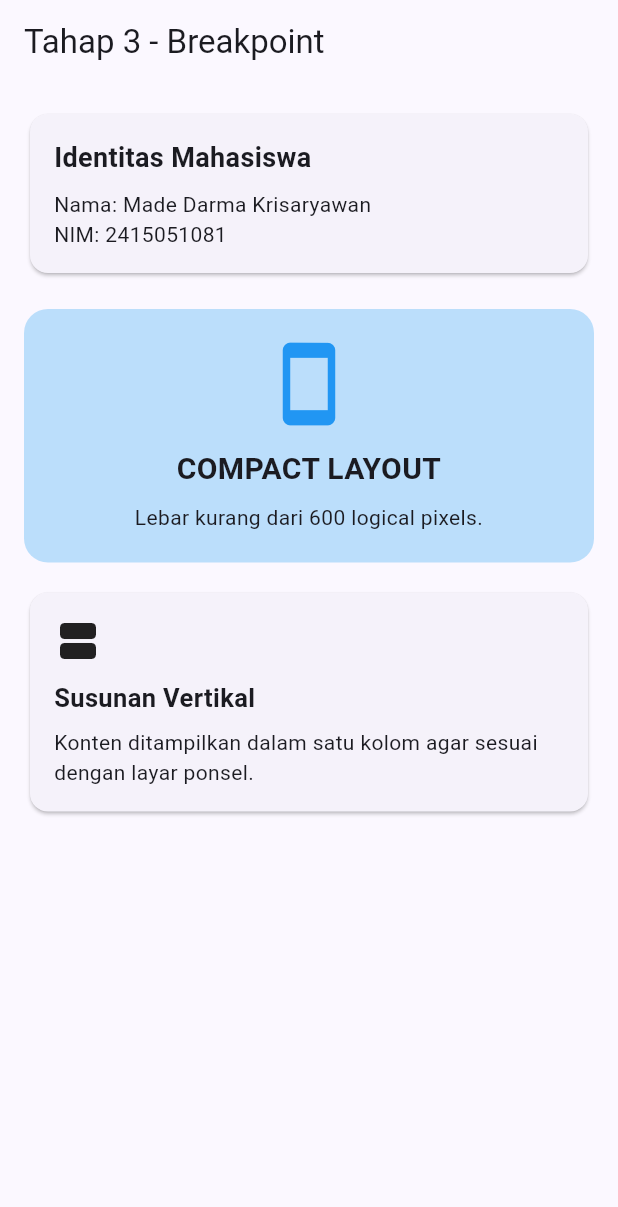
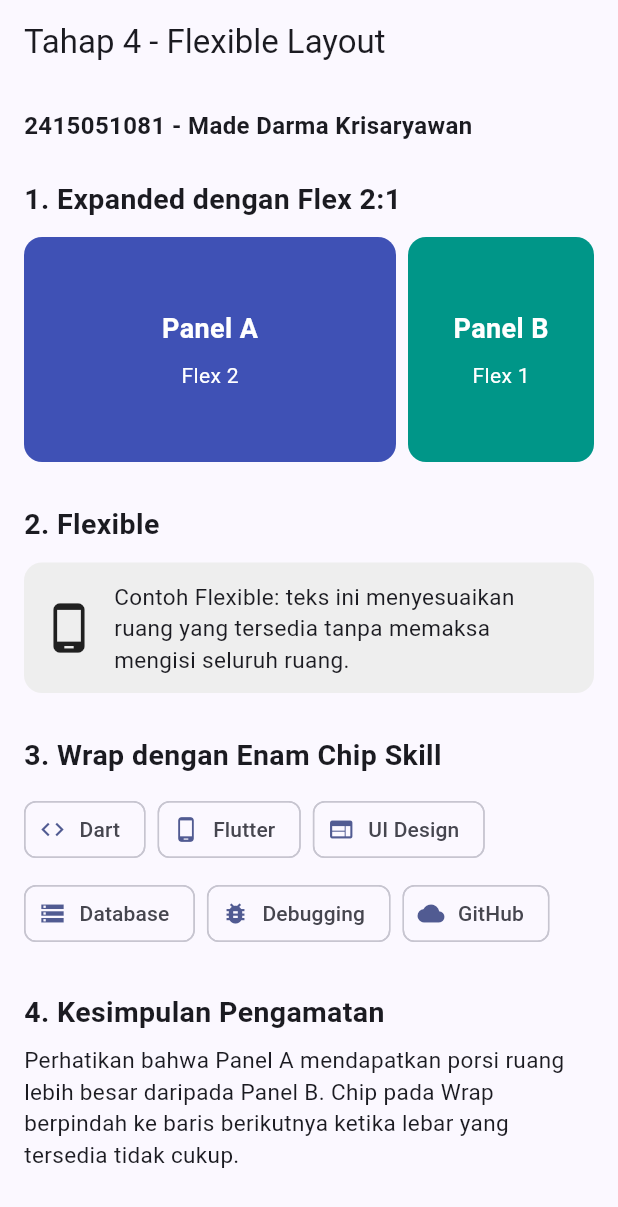
Before and after one commit to darmakrisaryawan-sys/flutter_ui_fundamentals, a Flutter app: the screen it shows after launch, on a phone screen of 412 x 824 dp. Shown: the top 1207 px of the screen. Run offline on Flutter 3.47's test engine with Material 3 defaults, Android fonts, the phone set to English and light mode, and no system bars.

Commit message:
Praktikum tahap 4: Expanded Flexible dan Wrap

```diff
--- a/lib/main.dart
+++ b/lib/main.dart
@@ -14,296 +14,151 @@ class MyApp extends StatelessWidget {
   Widget build(BuildContext context) {
     return MaterialApp(
       debugShowCheckedModeBanner: false,
-      title: 'LayoutBuilder - Tahap 3',
+      title: 'Tahap 4 - Flexible Layout',
       theme: ThemeData(
         colorScheme: ColorScheme.fromSeed(seedColor: Colors.indigo),
         useMaterial3: true,
       ),
-      home: const BreakpointPage(),
+      home: const FlexibleLayoutPage(),
     );
   }
 }
 
-class BreakpointPage extends StatelessWidget {
-  const BreakpointPage({super.key});
+class FlexibleLayoutPage extends StatelessWidget {
+  const FlexibleLayoutPage({super.key});
 
   @override
   Widget build(BuildContext context) {
     return Scaffold(
-      appBar: AppBar(title: const Text('Tahap 3 - Breakpoint')),
-      body: LayoutBuilder(
-        builder: (context, constraints) {
-          final width = constraints.maxWidth;
+      appBar: AppBar(title: const Text('Tahap 4 - Flexible Layout')),
+      body: SingleChildScrollView(
+        padding: const EdgeInsets.all(16),
+        child: Column(
+          crossAxisAlignment: CrossAxisAlignment.stretch,
+          children: [
+            const Text(
+              '$studentId - $studentName',
+              style: TextStyle(fontSize: 16, fontWeight: FontWeight.bold),
+            ),
+            const SizedBox(height: 24),
 
-          if (width < 600) {
-            return const CompactLayout();
-          } else if (width < 840) {
-            return const MediumLayout();
-          } else {
-            return const ExpandedLayout();
-          }
-        },
+            const Text(
+              '1. Expanded dengan Flex 2:1',
+              style: TextStyle(fontSize: 19, fontWeight: FontWeight.bold),
+            ),
+            const SizedBox(height: 12),
+
+            SizedBox(
+              height: 150,
+              child: Row(
+                children: [
+                  Expanded(
+                    flex: 2,
+                    child: buildPanel('Panel A', 'Flex 2', Colors.indigo),
+                  ),
+                  const SizedBox(width: 8),
+                  Expanded(
+                    flex: 1,
+                    child: buildPanel('Panel B', 'Flex 1', Colors.teal),
+                  ),
+                ],
+              ),
+            ),
+
+            const SizedBox(height: 28),
+
+            const Text(
+              '2. Flexible',
+              style: TextStyle(fontSize: 19, fontWeight: FontWeight.bold),
+            ),
+            const SizedBox(height: 12),
+
+            Container(
+              padding: const EdgeInsets.all(12),
+              decoration: BoxDecoration(
+                color: Colors.grey.shade200,
+                borderRadius: BorderRadius.circular(12),
+              ),
+              child: Row(
+                children: [
+                  const Icon(Icons.phone_android, size: 36),
+                  const SizedBox(width: 12),
+                  Flexible(
+                    child: Text(
+                      'Contoh Flexible: teks ini menyesuaikan '
+                      'ruang yang tersedia tanpa memaksa '
+                      'mengisi seluruh ruang.',
+                      style: const TextStyle(fontSize: 15),
+                    ),
+                  ),
+                ],
+              ),
+            ),
+
+            const SizedBox(height: 28),
+
+            const Text(
+              '3. Wrap dengan Enam Chip Skill',
+              style: TextStyle(fontSize: 19, fontWeight: FontWeight.bold),
+            ),
+            const SizedBox(height: 12),
+
+            Wrap(
+              spacing: 8,
+              runSpacing: 8,
+              children: const [
+                Chip(avatar: Icon(Icons.code), label: Text('Dart')),
+                Chip(avatar: Icon(Icons.phone_android), label: Text('Flutter')),
+                Chip(avatar: Icon(Icons.web), label: Text('UI Design')),
+                Chip(avatar: Icon(Icons.storage), label: Text('Database')),
+                Chip(avatar: Icon(Icons.bug_report), label: Text('Debugging')),
+                Chip(avatar: Icon(Icons.cloud), label: Text('GitHub')),
+              ],
+            ),
+
+            const SizedBox(height: 28),
+
+            const Text(
+              '4. Kesimpulan Pengamatan',
+              style: TextStyle(fontSize: 19, fontWeight: FontWeight.bold),
+            ),
+            const SizedBox(height: 8),
+            const Text(
+              'Perhatikan bahwa Panel A mendapatkan '
+              'porsi ruang lebih besar daripada Panel B. '
+              'Chip pada Wrap berpindah ke baris berikutnya '
+              'ketika lebar yang tersedia tidak cukup.',
+              style: TextStyle(fontSize: 15),
+            ),
+          ],
+        ),
       ),
     );
   }
-}
 
-// LAYOUT COMPACT: untuk ruang sempit
-class CompactLayout extends StatelessWidget {
-  const CompactLayout({super.key});
-
-  @override
-  Widget build(BuildContext context) {
-    return SingleChildScrollView(
-      padding: const EdgeInsets.all(16),
+  Widget buildPanel(String title, String subtitle, Color color) {
+    return Container(
+      width: double.infinity,
+      padding: const EdgeInsets.all(12),
+      decoration: BoxDecoration(
+        color: color,
+        borderRadius: BorderRadius.circular(12),
+      ),
       child: Column(
-        crossAxisAlignment: CrossAxisAlignment.stretch,
+        mainAxisAlignment: MainAxisAlignment.center,
         children: [
-          const IdentityHeader(),
-          const SizedBox(height: 20),
-          Container(
-            padding: const EdgeInsets.all(20),
-            decoration: BoxDecoration(
-              color: Colors.blue.shade100,
-              borderRadius: BorderRadius.circular(16),
-            ),
-            child: const Column(
-              children: [
-                Icon(Icons.smartphone, size: 60, color: Colors.blue),
-                SizedBox(height: 12),
-                Text(
-                  'COMPACT LAYOUT',
-                  textAlign: TextAlign.center,
-                  style: TextStyle(fontSize: 20, fontWeight: FontWeight.bold),
-                ),
-                SizedBox(height: 8),
-                Text(
-                  'Lebar kurang dari 600 logical pixels.',
-                  textAlign: TextAlign.center,
-                ),
-              ],
+          Text(
+            title,
+            style: const TextStyle(
+              color: Colors.white,
+              fontWeight: FontWeight.bold,
+              fontSize: 18,
             ),
           ),
-          const SizedBox(height: 16),
-          const LayoutInfoCard(
-            title: 'Susunan Vertikal',
-            description:
-                'Konten ditampilkan dalam satu kolom '
-                'agar sesuai dengan layar ponsel.',
-            icon: Icons.view_agenda,
-          ),
+          const SizedBox(height: 8),
+          Text(subtitle, style: const TextStyle(color: Colors.white)),
         ],
       ),
     );
   }
 }
-
-// LAYOUT MEDIUM: untuk ruang menengah
-class MediumLayout extends StatelessWidget {
-  const MediumLayout({super.key});
-
-  @override
-  Widget build(BuildContext context) {
-    return SingleChildScrollView(
-      padding: const EdgeInsets.all(20),
-      child: Column(
-        crossAxisAlignment: CrossAxisAlignment.stretch,
-        children: [
-          const IdentityHeader(),
-          const SizedBox(height: 20),
-          Container(
-            padding: const EdgeInsets.all(20),
-            decoration: BoxDecoration(
-              color: Colors.orange.shade100,
-              borderRadius: BorderRadius.circular(16),
-            ),
-            child: const Column(
-              children: [
-                Icon(Icons.tablet_android, size: 60, color: Colors.deepOrange),
-                SizedBox(height: 12),
-                Text(
-                  'MEDIUM LAYOUT',
-                  textAlign: TextAlign.center,
-                  style: TextStyle(fontSize: 22, fontWeight: FontWeight.bold),
-                ),
-                SizedBox(height: 8),
-                Text(
-                  'Lebar 600 sampai kurang dari 840.',
-                  textAlign: TextAlign.center,
-                ),
-              ],
-            ),
-          ),
-          const SizedBox(height: 16),
-          const Row(
-            children: [
-              Expanded(
-                child: LayoutInfoCard(
-                  title: 'Panel A',
-                  description: 'Bagian pertama.',
-                  icon: Icons.dashboard,
-                ),
-              ),
-              SizedBox(width: 12),
-              Expanded(
-                child: LayoutInfoCard(
-                  title: 'Panel B',
-                  description: 'Bagian kedua.',
-                  icon: Icons.widgets,
-                ),
-              ),
-            ],
-          ),
-        ],
-      ),
-    );
-  }
-}
-
-// LAYOUT EXPANDED: untuk ruang lebar
-class ExpandedLayout extends StatelessWidget {
-  const ExpandedLayout({super.key});
-
-  @override
-  Widget build(BuildContext context) {
-    return SingleChildScrollView(
-      padding: const EdgeInsets.all(24),
-      child: Column(
-        crossAxisAlignment: CrossAxisAlignment.stretch,
-        children: [
-          const IdentityHeader(),
-          const SizedBox(height: 24),
-          Container(
-            padding: const EdgeInsets.all(24),
-            decoration: BoxDecoration(
-              color: Colors.green.shade100,
-              borderRadius: BorderRadius.circular(16),
-            ),
-            child: const Row(
-              children: [
-                Icon(Icons.desktop_windows, size: 64, color: Colors.green),
-                SizedBox(width: 20),
-                Expanded(
-                  child: Column(
-                    crossAxisAlignment: CrossAxisAlignment.start,
-                    children: [
-                      Text(
-                        'EXPANDED LAYOUT',
-                        style: TextStyle(
-                          fontSize: 24,
-                          fontWeight: FontWeight.bold,
-                        ),
-                      ),
-                      SizedBox(height: 8),
-                      Text(
-                        'Lebar 840 logical pixels atau lebih. '
-                        'Konten dapat ditampilkan berdampingan.',
-                      ),
-                    ],
-                  ),
-                ),
-              ],
-            ),
-          ),
-          const SizedBox(height: 20),
-          const Row(
-            crossAxisAlignment: CrossAxisAlignment.start,
-            children: [
-              Expanded(
-                child: LayoutInfoCard(
-                  title: 'Panel A',
-                  description:
-                      'Informasi utama ditampilkan '
-                      'di panel pertama.',
-                  icon: Icons.dashboard,
-                ),
-              ),
-              SizedBox(width: 16),
-              Expanded(
-                child: LayoutInfoCard(
-                  title: 'Panel B',
-                  description:
-                      'Informasi tambahan ditampilkan '
-                      'di panel kedua.',
-                  icon: Icons.view_quilt,
-                ),
-              ),
-              SizedBox(width: 16),
-              Expanded(
-                child: LayoutInfoCard(
-                  title: 'Panel C',
-                  description:
-                      'Panel tambahan memanfaatkan '
-                      'ruang horizontal.',
-                  icon: Icons.devices,
-                ),
-              ),
-            ],
-          ),
-        ],
-      ),
-    );
-  }
-}
-
-// Widget identitas yang digunakan ulang
-class IdentityHeader extends StatelessWidget {
-  const IdentityHeader({super.key});
-
-  @override
-  Widget build(BuildContext context) {
-    return Card(
-      child: Padding(
-        padding: const EdgeInsets.all(16),
-        child: Column(
-          crossAxisAlignment: CrossAxisAlignment.start,
-          children: [
-            const Text(
-              'Identitas Mahasiswa',
-              style: TextStyle(fontSize: 18, fontWeight: FontWeight.bold),
-            ),
-            const SizedBox(height: 8),
-            Text('Nama: $studentName'),
-            Text('NIM: $studentId'),
-          ],
-        ),
-      ),
-    );
-  }
-}
-
-// Widget informasi yang digunakan ulang
-class LayoutInfoCard extends StatelessWidget {
-  final String title;
-  final String description;
-  final IconData icon;
-
-  const LayoutInfoCard({
-    super.key,
-    required this.title,
-    required this.description,
-    required this.icon,
-  });
-
-  @override
-  Widget build(BuildContext context) {
-    return Card(
-      child: Padding(
-        padding: const EdgeInsets.all(16),
-        child: Column(
-          crossAxisAlignment: CrossAxisAlignment.start,
-          children: [
-            Icon(icon, size: 32),
-            const SizedBox(height: 10),
-            Text(
-              title,
-              style: const TextStyle(fontSize: 17, fontWeight: FontWeight.bold),
-            ),
-            const SizedBox(height: 8),
-            Text(description),
-          ],
-        ),
-      ),
-    );
-  }
-}
```
